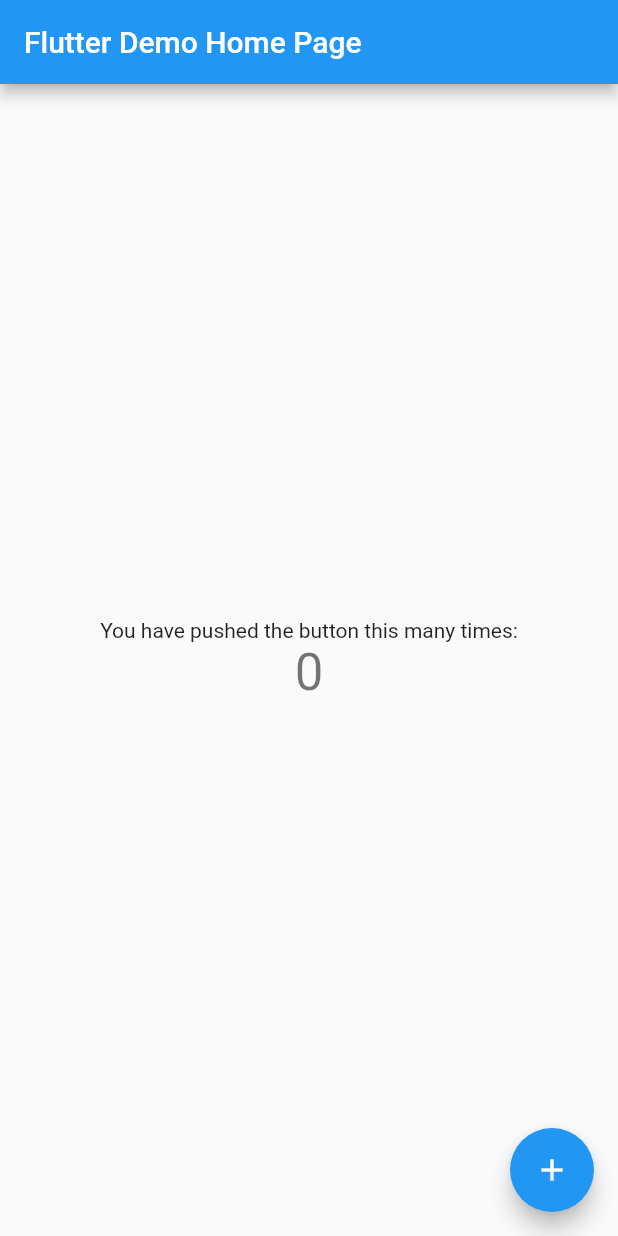
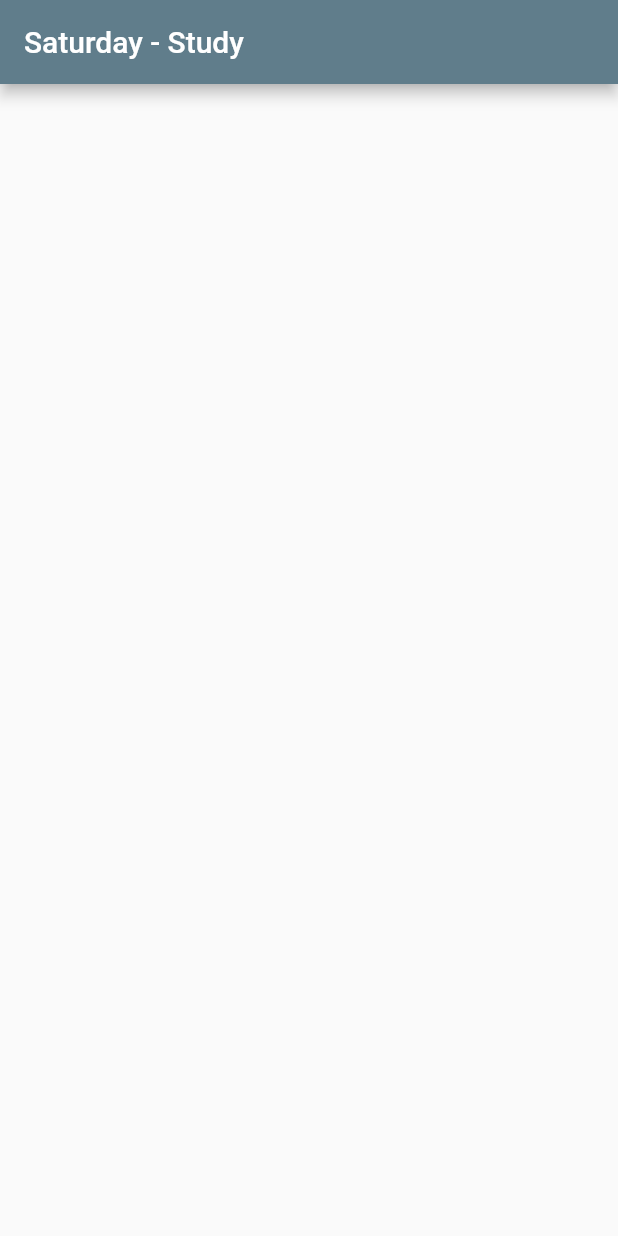
Before and after one commit to christiandarvs/Study_Sessions, a Flutter app: the screen it shows after launch, on a phone screen of 412 x 824 dp. Run offline on Flutter 3.47's test engine with Material 2 defaults, Android fonts, the phone set to English and light mode, and no system bars.

Commit message:
edit main.dart, saturday-study

```diff
--- a/lib/main.dart
+++ b/lib/main.dart
@@ -1,115 +1,30 @@
 import 'package:flutter/material.dart';
 
-void main() {
-  runApp(const MyApp());
-}
+void main() => runApp(const MyApp());
 
 class MyApp extends StatelessWidget {
   const MyApp({super.key});
 
-  // This widget is the root of your application.
   @override
   Widget build(BuildContext context) {
-    return MaterialApp(
-      title: 'Flutter Demo',
-      theme: ThemeData(
-        // This is the theme of your application.
-        //
-        // Try running your application with "flutter run". You'll see the
-        // application has a blue toolbar. Then, without quitting the app, try
-        // changing the primarySwatch below to Colors.green and then invoke
-        // "hot reload" (press "r" in the console where you ran "flutter run",
-        // or simply save your changes to "hot reload" in a Flutter IDE).
-        // Notice that the counter didn't reset back to zero; the application
-        // is not restarted.
-        primarySwatch: Colors.blue,
-      ),
-      home: const MyHomePage(title: 'Flutter Demo Home Page'),
+    return const MaterialApp(
+      title: 'Material App',
+      debugShowCheckedModeBanner: false,
+      home: Saturday(),
     );
   }
 }
 
-class MyHomePage extends StatefulWidget {
-  const MyHomePage({super.key, required this.title});
-
-  // This widget is the home page of your application. It is stateful, meaning
-  // that it has a State object (defined below) that contains fields that affect
-  // how it looks.
-
-  // This class is the configuration for the state. It holds the values (in this
-  // case the title) provided by the parent (in this case the App widget) and
-  // used by the build method of the State. Fields in a Widget subclass are
-  // always marked "final".
-
-  final String title;
-
-  @override
-  State<MyHomePage> createState() => _MyHomePageState();
-}
-
-class _MyHomePageState extends State<MyHomePage> {
-  int _counter = 0;
-
-  void _incrementCounter() {
-    setState(() {
-      // This call to setState tells the Flutter framework that something has
-      // changed in this State, which causes it to rerun the build method below
-      // so that the display can reflect the updated values. If we changed
-      // _counter without calling setState(), then the build method would not be
-      // called again, and so nothing would appear to happen.
-      _counter++;
-    });
-  }
+class Saturday extends StatelessWidget {
+  const Saturday({super.key});
 
   @override
   Widget build(BuildContext context) {
-    // This method is rerun every time setState is called, for instance as done
-    // by the _incrementCounter method above.
-    //
-    // The Flutter framework has been optimized to make rerunning build methods
-    // fast, so that you can just rebuild anything that needs updating rather
-    // than having to individually change instances of widgets.
     return Scaffold(
       appBar: AppBar(
-        // Here we take the value from the MyHomePage object that was created by
-        // the App.build method, and use it to set our appbar title.
-        title: Text(widget.title),
+        backgroundColor: Colors.blueGrey,
+        title: const Text('Saturday - Study'),
       ),
-      body: Center(
-        // Center is a layout widget. It takes a single child and positions it
-        // in the middle of the parent.
-        child: Column(
-          // Column is also a layout widget. It takes a list of children and
-          // arranges them vertically. By default, it sizes itself to fit its
-          // children horizontally, and tries to be as tall as its parent.
-          //
-          // Invoke "debug painting" (press "p" in the console, choose the
-          // "Toggle Debug Paint" action from the Flutter Inspector in Android
-          // Studio, or the "Toggle Debug Paint" command in Visual Studio Code)
-          // to see the wireframe for each widget.
-          //
-          // Column has various properties to control how it sizes itself and
-          // how it positions its children. Here we use mainAxisAlignment to
-          // center the children vertically; the main axis here is the vertical
-          // axis because Columns are vertical (the cross axis would be
-          // horizontal).
-          mainAxisAlignment: MainAxisAlignment.center,
-          children: <Widget>[
-            const Text(
-              'You have pushed the button this many times:',
-            ),
-            Text(
-              '$_counter',
-              style: Theme.of(context).textTheme.headline4,
-            ),
-          ],
-        ),
-      ),
-      floatingActionButton: FloatingActionButton(
-        onPressed: _incrementCounter,
-        tooltip: 'Increment',
-        child: const Icon(Icons.add),
-      ), // This trailing comma makes auto-formatting nicer for build methods.
     );
   }
 }
```
